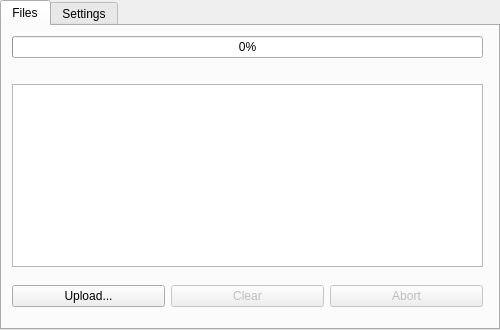
The window that tabwidget.ui (RealisticGroup/RghostUploaderQT) describes before a commit, drawn with Qt 5.
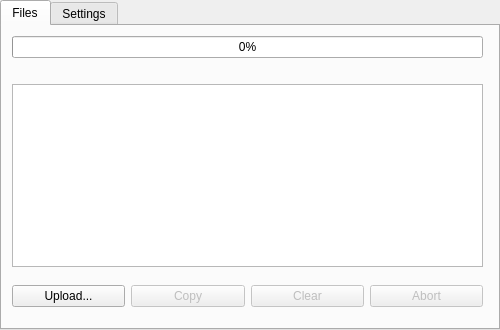
The same window after the commit.

Commit message: copy button

Diff of the .ui file:
```diff
--- a/tabwidget.ui
+++ b/tabwidget.ui
@@ -124,6 +124,16 @@
        </property>
       </widget>
      </item>
+     <item>
+      <widget class="QPushButton" name="pushButton_copy">
+       <property name="enabled">
+        <bool>false</bool>
+       </property>
+       <property name="text">
+        <string>Copy</string>
+       </property>
+      </widget>
+     </item>
      <item>
       <widget class="QPushButton" name="pushButton_clear">
        <property name="enabled">
```
The commit also changes 2 other files.
